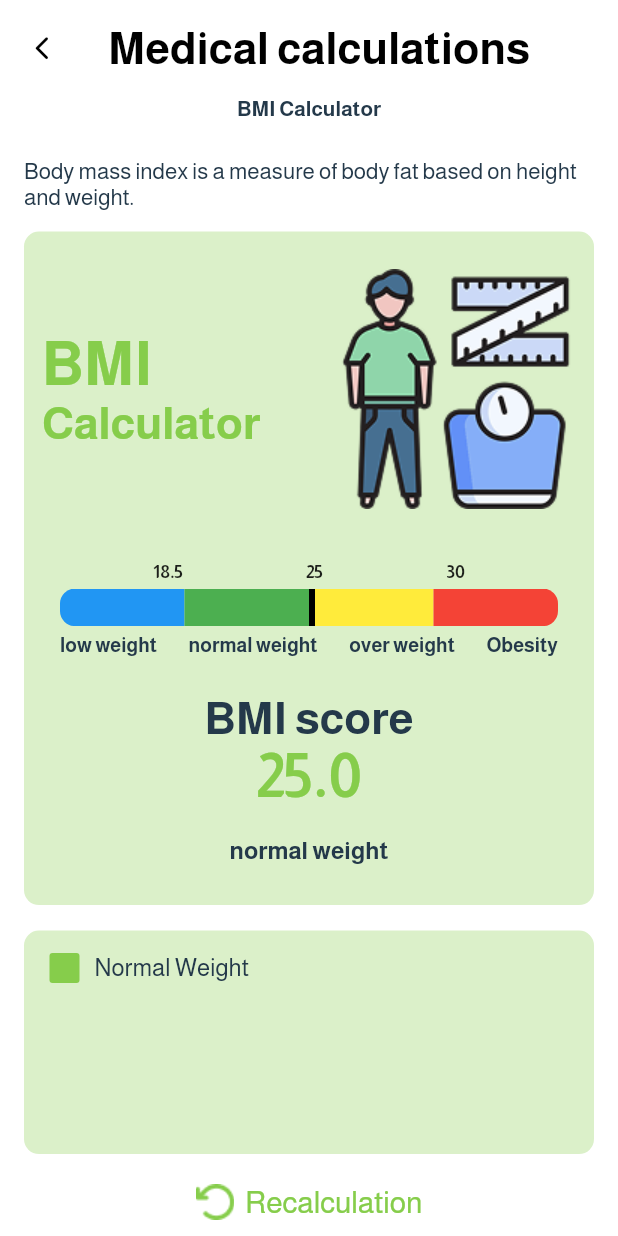
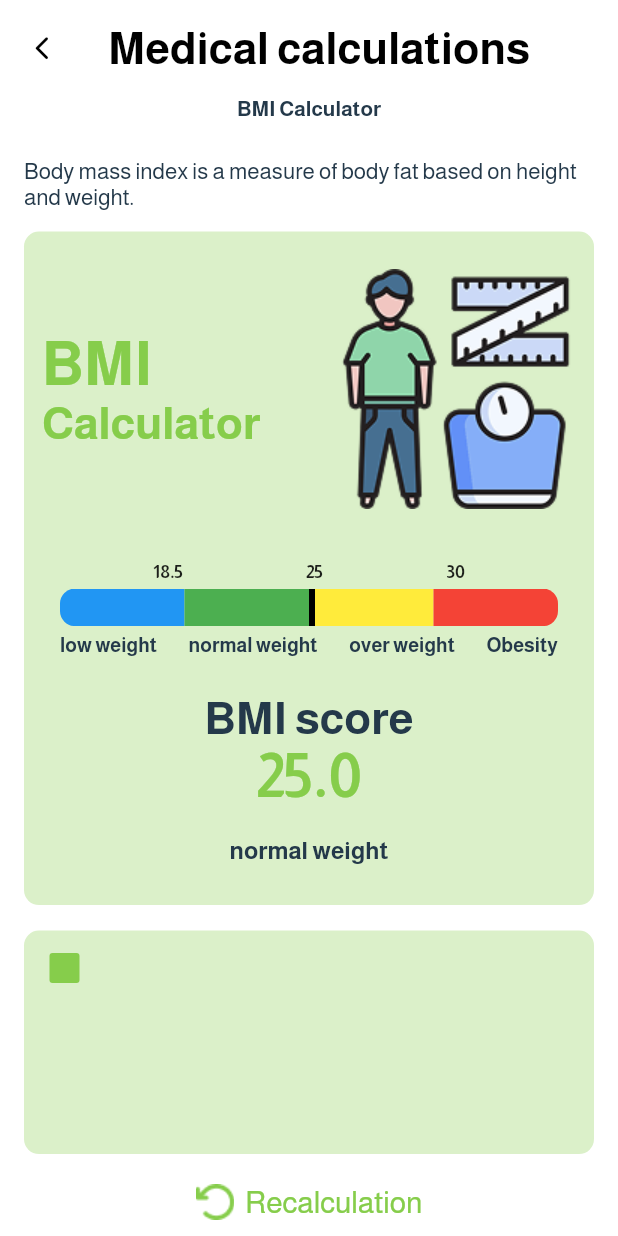
Before and after one commit to manarragab/familyHealth, a Flutter app: the Bmi2calcScreen screen opened directly, on a phone screen of 412 x 824 dp. Run offline on Flutter 3.47's test engine with Material 3 defaults, Android fonts, the phone set to English and light mode, and no system bars; our stand-ins replace carousel_slider, device_preview, dio, easy_stepper, firebase_core, firebase_messaging and 23 more; missing offline and left inert: android_alarm_manager_plus, dart:ffi, flutter_facebook_auth, image_picker_platform_interface, receive_intent; accounts and stored records are empty.

Commit message:
mint main

```diff
--- a/lib/features/calculation/presentation/BmiCalc/BMI2calc_screen.dart
+++ b/lib/features/calculation/presentation/BmiCalc/BMI2calc_screen.dart
@@ -8,6 +8,7 @@ import 'package:google_fonts/google_fonts.dart';
 class Bmi2calcScreen extends GetView<Calculationcontroller>{
   @override
   Widget build(BuildContext context) {
+
     return Scaffold(
         appBar: CustomAppBar.appBar(CustomTrans.medicalCalc.tr),
         body: Padding(
@@ -19,7 +20,7 @@ class Bmi2calcScreen extends GetView<Calculationcontroller>{
                   widg: Container(
                     child: Column(
                       children: [
-                        Coloredbar(),
+                        Coloredbar( subTitle: controller.responseBMi.data?.category,),
                       ],
                     ),
                   )),
@@ -50,7 +51,7 @@ class Bmi2calcScreen extends GetView<Calculationcontroller>{
                             width: 10,
                           ),
                           Text(
-                            "Normal Weight",
+                            controller.responseBMi.data?.category??"",
                             style: GoogleFonts.almarai(
                               fontSize: 16,
                               color: CustomColors.darkblack1,
@@ -81,7 +82,7 @@ class Bmi2calcScreen extends GetView<Calculationcontroller>{
               ),
               GestureDetector(
                 onTap: () {
-                  Get.off(BmicalcScreen());
+                  Get.back();
                 },
                 child: Container(
                   child: Row(
```
Also changed, not shown: lib/data/const/export.dart (line endings or trailing spaces).
